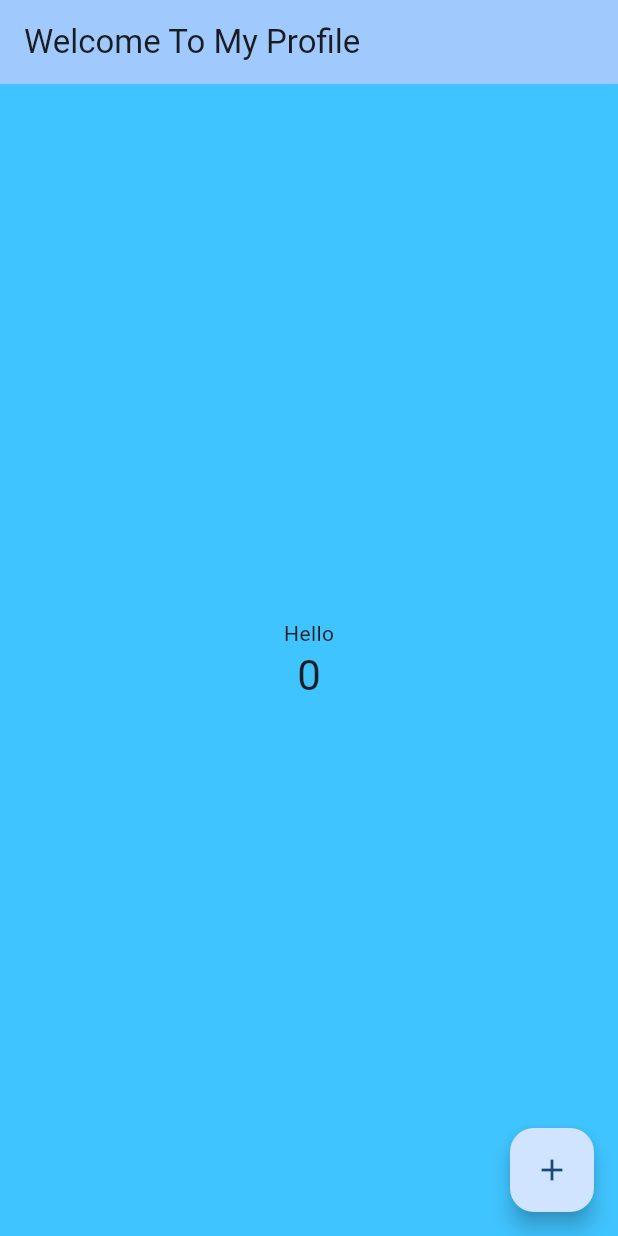
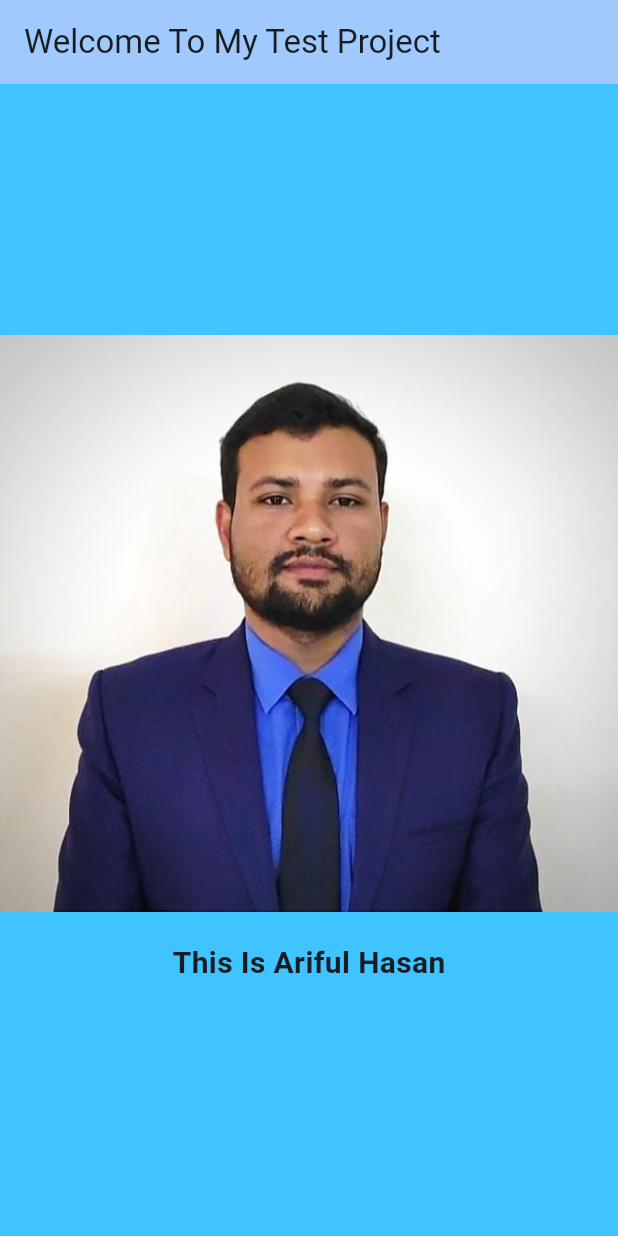
Before and after one commit to arifulhasann/lab_4, a Flutter app: the screen it shows after launch, on a phone screen of 412 x 824 dp. Run offline on Flutter 3.47's test engine with Material 3 defaults, Android fonts, the phone set to English and light mode, and no system bars.

Commit message:
pic added

```diff
--- a/lib/main.dart
+++ b/lib/main.dart
@@ -15,7 +15,7 @@ class MyApp extends StatelessWidget {
         colorScheme: ColorScheme.fromSeed(seedColor: Colors.blue),
         useMaterial3: true,
       ),
-      home: const MyHomePage(title: 'Welcome To My Profile'),
+      home: const MyHomePage(title: 'Welcome To My Test Project'),
     );
   }
 }
@@ -30,14 +30,6 @@ class MyHomePage extends StatefulWidget {
 }
 
 class _MyHomePageState extends State<MyHomePage> {
-  int _counter = 0;
-
-  void _incrementCounter() {
-    setState(() {
-      _counter++;
-    });
-  }
-
   @override
   Widget build(BuildContext context) {
     return Scaffold(
@@ -47,25 +39,17 @@ class _MyHomePageState extends State<MyHomePage> {
       ),
       body: Container(
         color: Colors.lightBlueAccent,
-        child: Center(
-          child: Column(
-            mainAxisAlignment: MainAxisAlignment.center,
-            children: <Widget>[
-              const Text(
-                'Hello',
-              ),
-              Text(
-                '$_counter',
-                style: Theme.of(context).textTheme.headlineMedium,
-              ),
-            ],
-          ),
+        child: Column(
+          mainAxisAlignment: MainAxisAlignment.center,
+          children: [
+            Image.asset('assets/images/my.jpg'),
+            SizedBox(height: 20),
+            Text(
+              'This Is Ariful Hasan',
+              style: TextStyle(fontSize: 20, fontWeight: FontWeight.bold),
+            ),
+          ],
         ),
-      ),
-      floatingActionButton: FloatingActionButton(
-        onPressed: _incrementCounter,
-        tooltip: 'Increment',
-        child: const Icon(Icons.add),
       ),
     );
   }
--- a/pubspec.yaml
+++ b/pubspec.yaml
@@ -58,9 +58,9 @@ flutter:
   uses-material-design: true
 
   # To add assets to your application, add an assets section, like this:
-  # assets:
-  #   - images/a_dot_burr.jpeg
-  #   - images/a_dot_ham.jpeg
+  assets:
+    - assets/images/
+
 
   # An image asset can refer to one or more resolution-specific "variants", see
   # https://flutter.dev/to/resolution-aware-images
```
